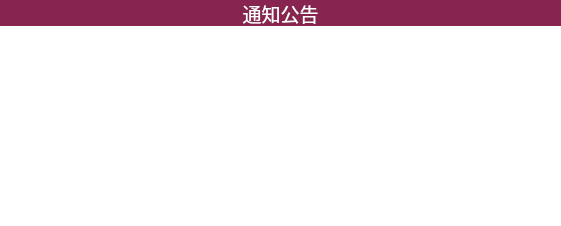
The window that widgets/NoticeWidget.ui (wps139hf/app) describes before a commit, drawn with Qt 5.
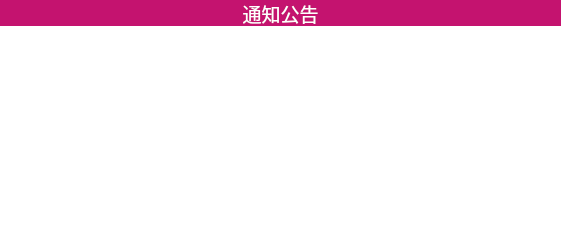
The same window after the commit.

```diff
--- a/widgets/NoticeWidget.ui
+++ b/widgets/NoticeWidget.ui
@@ -31,7 +31,7 @@
     </font>
    </property>
    <property name="styleSheet">
-    <string notr="true">background-color: rgb(135, 36, 79);
+    <string notr="true">background-color: rgb(196, 19, 111);
 color:white</string>
    </property>
    <property name="text">
```
